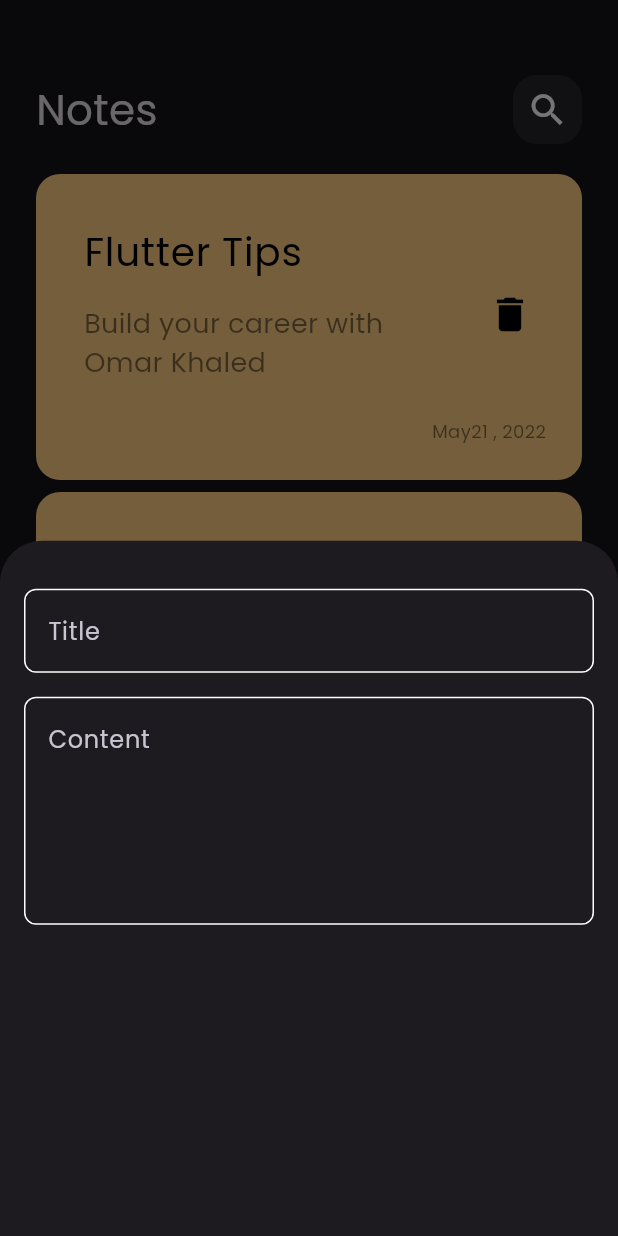
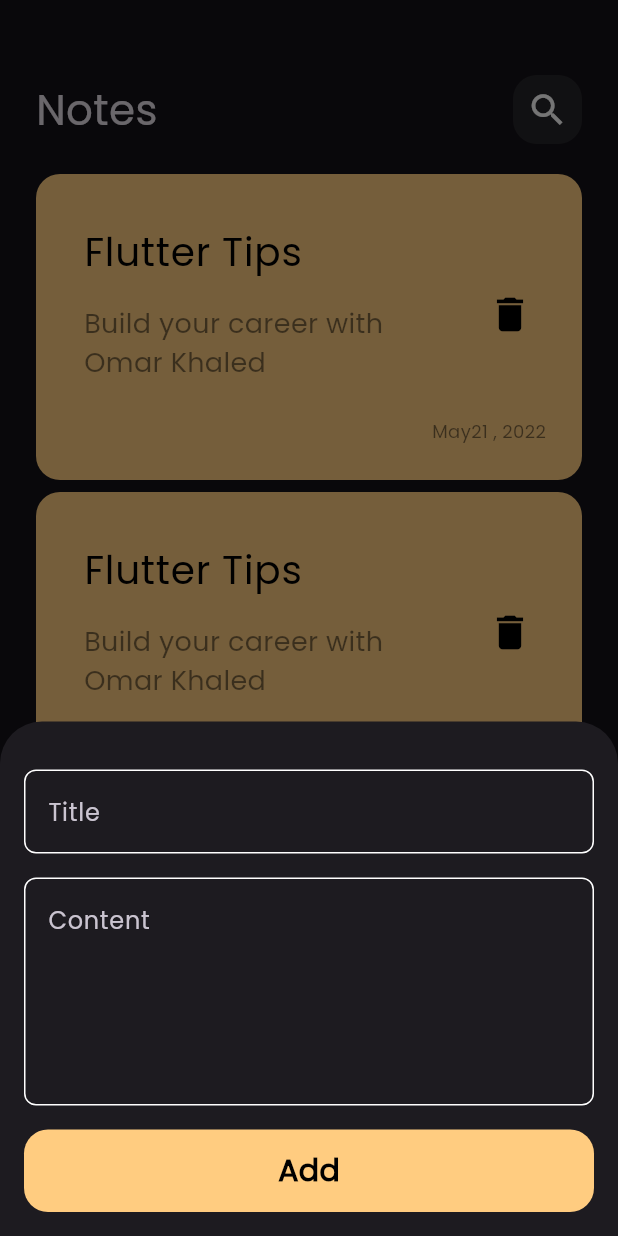
Before and after one commit to OmarEbnKhaled/notes_app, a Flutter app: the screen it shows after launch, after a tap on the "add" icon, on a phone screen of 412 x 824 dp. Run offline on Flutter 3.47's test engine with Material 3 defaults, Android fonts, the phone set to English and light mode, and no system bars.

Commit message:
Finish Bottom Sheet

```diff
--- a/lib/constants.dart
+++ b/lib/constants.dart
@@ -2,3 +2,4 @@
 import 'package:flutter/material.dart';
 
 const kPrimaryColor = Color(0xff62fcd7);
+const kYellow = Color(0xffffcc80);
--- a/lib/views/widgets/add_note_bottom_sheet.dart
+++ b/lib/views/widgets/add_note_bottom_sheet.dart
@@ -1,5 +1,7 @@
 import 'package:flutter/material.dart';
 import 'package:notes_app/views/widgets/custom_text_field.dart';
+
+import 'custom_button.dart';
 
 class AddNoteBottomSheet extends StatelessWidget {
   const AddNoteBottomSheet({super.key});
@@ -8,6 +10,7 @@ class AddNoteBottomSheet extends StatelessWidget {
   Widget build(BuildContext context) {
     return const Padding(
       padding: EdgeInsets.symmetric(horizontal: 16),
+      child: SingleChildScrollView(
         child: Column(
           children: [
             SizedBox(height: 32),
@@ -17,7 +20,11 @@ class AddNoteBottomSheet extends StatelessWidget {
               hint: 'Content',
               maxLines: 5,
             ),
+            SizedBox(height: 16),
+            CustomButton(),
+            SizedBox(height: 16),
           ],
+        ),
       ),
     );
   }
--- /dev/null
+++ b/lib/views/widgets/custom_button.dart
@@ -0,0 +1,26 @@
+
+import 'package:flutter/material.dart';
+
+import '../../constants.dart';
+
+class CustomButton extends StatelessWidget {
+  const CustomButton({super.key});
+
+  @override
+  Widget build(BuildContext context) {
+    return Container(
+      width: MediaQuery.of(context).size.width,
+      height: 55,
+      decoration: BoxDecoration(
+        borderRadius: BorderRadius.circular(16),
+        color: kYellow,
+      ),
+      child: const Center(
+        child: Text(
+          'Add',
+          style: TextStyle(color: Colors.black, fontSize: 20, fontWeight: FontWeight.bold,),
+        ),
+      ),
+    );
+  }
+}
```
Lines whose indentation alone changed are shown as unchanged.
